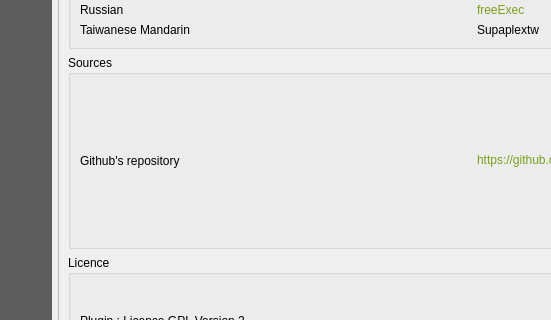
This is resources/ui/main_window.ui in 3liz/QuickOSM as Qt 5 draws it before an edit; both pictures show x 101 to 652 and y 361 to 681 of the 990 by 867 pixel window. The edited form follows.
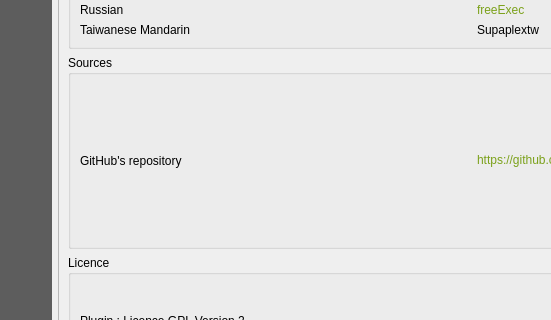
This is the edited form. The open tabs and pages were chosen to show the change. Custom widgets are drawn as their Qt base class.

The edit to the form file:
```diff
--- a/resources/ui/main_window.ui
+++ b/resources/ui/main_window.ui
@@ -1177,7 +1177,7 @@
                   <item row="0" column="0">
                    <widget class="QLabel" name="label_19">
                     <property name="text">
-                     <string>Github's repository</string>
+                     <string>GitHub's repository</string>
                     </property>
                    </widget>
                   </item>
```
Left out of the diff: 4 changed lines with no effect on the pictures.
